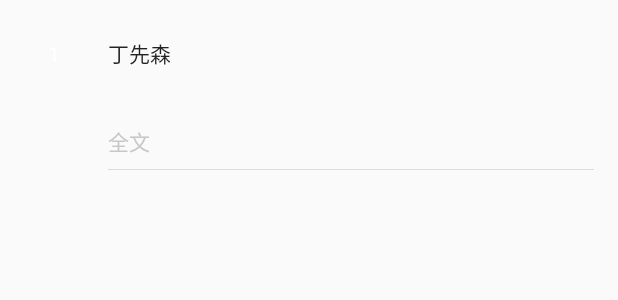
After one commit to bdxz/CookPhoto, an Android app: the layout fragment_find.xml on its own in the app's theme, with its tools: preview values and no code run, on a phone screen of 412 x 824 dp. The commit adds this screen. Shown: the top 300 px of the screen. Run offline under Robolectric (Android 15) with nearby library versions, the phone set to English and light mode, and no system bars.

Commit message:
朋友圈显2

```diff
--- /dev/null
+++ b/app/src/main/res/layout/fragment_find.xml
@@ -0,0 +1,70 @@
+<?xml version="1.0" encoding="utf-8"?>
+<LinearLayout xmlns:android="http://schemas.android.com/apk/res/android"
+        android:layout_width="match_parent"
+       android:layout_height="wrap_content"
+       android:orientation="vertical"
+         android:paddingBottom="@dimen/activity_vertical_margin"
+         android:paddingLeft="@dimen/activity_horizontal_margin"
+        android:paddingRight="@dimen/activity_horizontal_margin"
+         android:paddingTop="@dimen/activity_vertical_margin">
+
+         <LinearLayout
+             android:layout_width="match_parent"
+             android:layout_height="wrap_content"
+            android:layout_gravity="center_vertical"
+            android:orientation="horizontal">
+
+            <TextView
+                android:id="@+id/tv_hend"
+                android:layout_width="40dp"
+                android:layout_height="40dp"
+                android:layout_marginRight="16dp"
+                android:gravity="center"
+                android:text="1"
+                android:textColor="@android:color/white"
+                android:textSize="14sp" />
+
+            <TextView
+                android:id="@+id/tv_name"
+                android:layout_width="wrap_content"
+                android:layout_height="wrap_content"
+                android:alpha="0.87"
+                android:text="丁先森"
+                android:textColor="@android:color/black"
+                android:textSize="14sp" />
+        </LinearLayout>
+
+        <LinearLayout
+            android:layout_width="match_parent"
+            android:layout_height="wrap_content"
+            android:layout_marginLeft="56dp"
+            android:orientation="vertical"
+            android:paddingBottom="8dp">
+
+            <TextView
+                android:id="@+id/tv_content"
+                android:layout_width="wrap_content"
+                android:layout_height="wrap_content"
+                android:layout_marginBottom="8dp"
+                android:alpha="0.85"
+                android:ellipsize="end"
+                android:text=""
+                android:textColor="@android:color/black"
+                android:textSize="14sp" />
+
+            <TextView
+                android:id="@+id/tv_expand_or_collapse"
+                android:layout_width="wrap_content"
+                android:layout_height="wrap_content"
+                android:text="全文"
+                android:textColor="@color/colorPrimaryDark"
+                android:textSize="14sp" />
+        </LinearLayout>
+
+        <View
+            android:layout_width="match_parent"
+            android:layout_height="0.5dp"
+            android:layout_marginLeft="56dp"
+            android:alpha="0.12"
+            android:background="@android:color/black" />
+</LinearLayout>
--- a/app/src/main/res/values/dimens.xml
+++ b/app/src/main/res/values/dimens.xml
@@ -6,5 +6,5 @@
     <dimen name="main_interval_v2">10dp</dimen>
     <dimen name="main_interval_v3">15dp</dimen>
     <dimen name="fab_margin">16dp</dimen>
-    <dimen name="action_text_size">16dp</dimen>
+    <dimen name="action_text_size">100dp</dimen>
 </resources>
```
